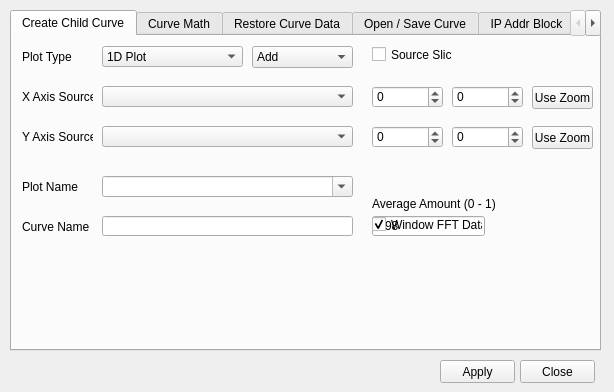
The window that curveproperties.ui (d-wizard/plotter) describes before a commit, drawn with Qt 5.
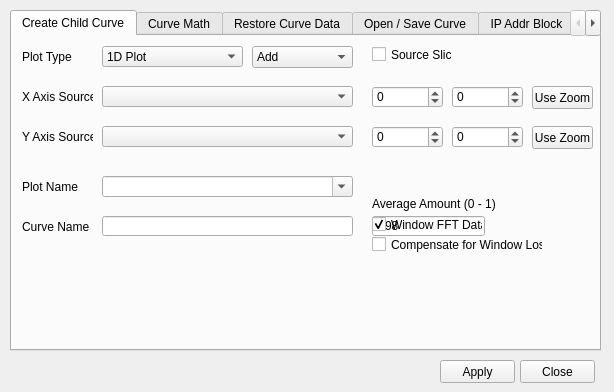
The same window after the commit.

Commit message:
Add ability to scale Window'd FFT back to pre-Window'd levels.
Also, switch Window method to Blackman-Harris.

Original Commit Rev: 2184 | 2017-02-26 19:55:59 -0600 (Sun, 26 Feb 2017)

What changed in the file:
```diff
--- a/curveproperties.ui
+++ b/curveproperties.ui
@@ -393,6 +393,19 @@
       </property>
      </item>
     </widget>
+    <widget class="QCheckBox" name="chkScaleFftWindow">
+     <property name="geometry">
+      <rect>
+       <x>360</x>
+       <y>200</y>
+       <width>171</width>
+       <height>17</height>
+      </rect>
+     </property>
+     <property name="text">
+      <string>Compensate for Window Loss</string>
+     </property>
+    </widget>
    </widget>
    <widget class="QWidget" name="tabCurveMath">
     <attribute name="title">
```
The commit also changes 6 other files.
